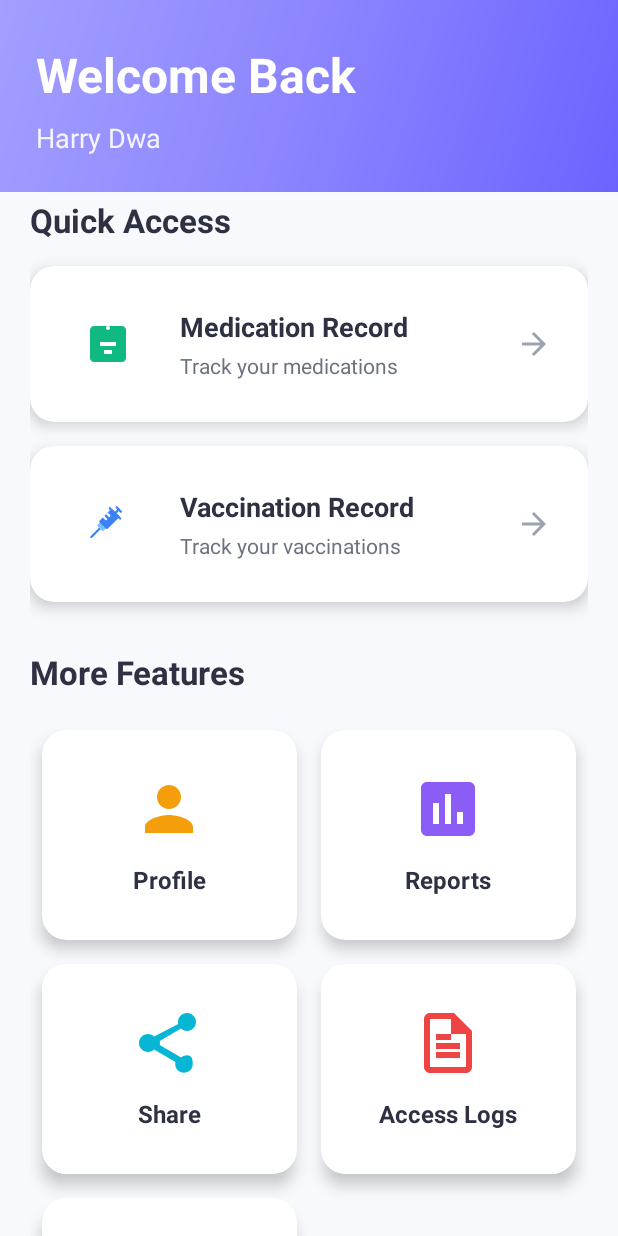
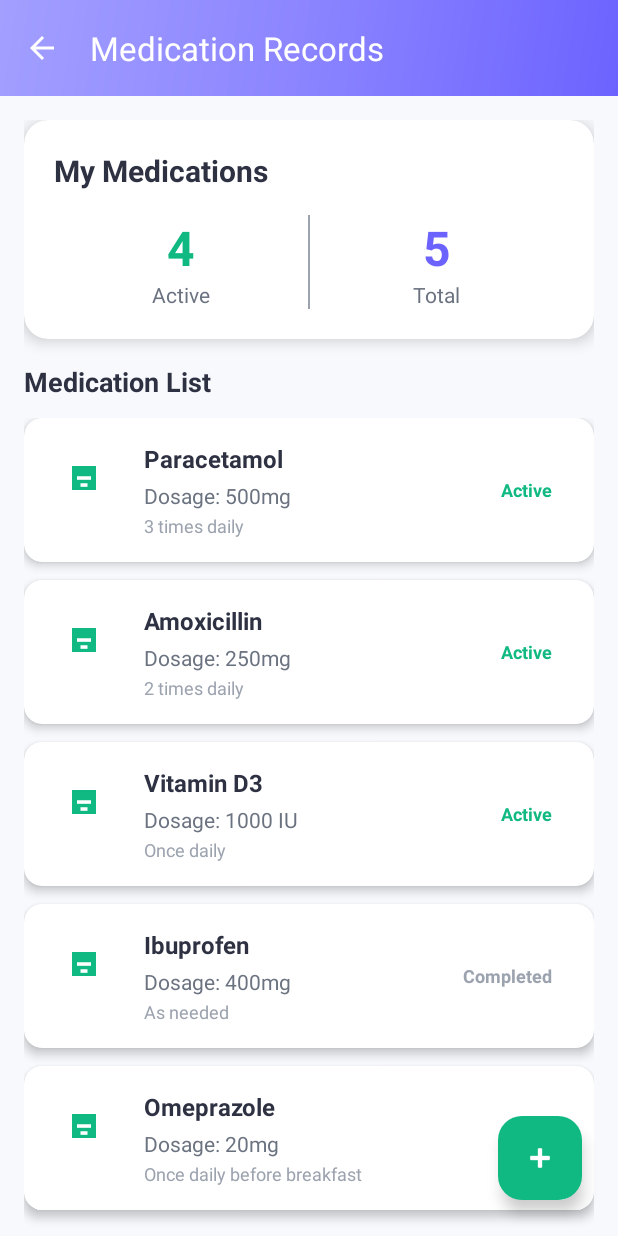
Before and after one commit to CC-LI-Jeffrey/Blockchain-based-Health-Wallet, an Android app: the screen it shows after launch (MainActivity before the commit, MedicationActivity after it), after a tap on "Medication Record", on a phone screen of 412 x 824 dp. Run offline under Robolectric (Android 15) with nearby library versions, the phone set to English and light mode, and no system bars.

Commit message:
Implement Medication Record Page with sample data

```diff
--- a/app/src/main/AndroidManifest.xml
+++ b/app/src/main/AndroidManifest.xml
@@ -21,6 +21,10 @@
                 <category android:name="android.intent.category.LAUNCHER" />
             </intent-filter>
         </activity>
+        <activity
+            android:name=".MedicationActivity"
+            android:exported="false"
+            android:parentActivityName=".MainActivity" />
     </application>
 
 </manifest>
--- a/app/src/main/java/com/fyp/blockchainhealthwallet/MainActivity.kt
+++ b/app/src/main/java/com/fyp/blockchainhealthwallet/MainActivity.kt
@@ -30,7 +30,7 @@ class MainActivity : AppCompatActivity() {
 
         // Setup click listeners for all cards
         findViewById<CardView>(R.id.cardMedication).setOnClickListener {
-            navigateToScreen("Medication Record")
+            startActivity(android.content.Intent(this, MedicationActivity::class.java))
         }
 
         findViewById<CardView>(R.id.cardVaccination).setOnClickListener {
--- /dev/null
+++ b/app/src/main/java/com/fyp/blockchainhealthwallet/Medication.kt
@@ -0,0 +1,8 @@
+package com.fyp.blockchainhealthwallet
+
+data class Medication(
+    val name: String,
+    val dosage: String,
+    val frequency: String,
+    val isActive: Boolean
+)
--- /dev/null
+++ b/app/src/main/java/com/fyp/blockchainhealthwallet/MedicationActivity.kt
@@ -0,0 +1,85 @@
+package com.fyp.blockchainhealthwallet
+
+import android.os.Bundle
+import android.view.View
+import android.widget.LinearLayout
+import android.widget.TextView
+import androidx.appcompat.app.AppCompatActivity
+import androidx.recyclerview.widget.LinearLayoutManager
+import androidx.recyclerview.widget.RecyclerView
+import com.google.android.material.appbar.MaterialToolbar
+import com.google.android.material.floatingactionbutton.FloatingActionButton
+
+class MedicationActivity : AppCompatActivity() {
+
+    private lateinit var recyclerView: RecyclerView
+    private lateinit var fabAdd: FloatingActionButton
+    private lateinit var toolbar: MaterialToolbar
+    private lateinit var emptyState: LinearLayout
+    private lateinit var tvActiveCount: TextView
+    private lateinit var tvTotalCount: TextView
+
+    // Sample data
+    private val sampleMedications = listOf(
+        Medication("Paracetamol", "500mg", "3 times daily", true),
+        Medication("Amoxicillin", "250mg", "2 times daily", true),
+        Medication("Vitamin D3", "1000 IU", "Once daily", true),
+        Medication("Ibuprofen", "400mg", "As needed", false),
+        Medication("Omeprazole", "20mg", "Once daily before breakfast", true)
+    )
+
+    override fun onCreate(savedInstanceState: Bundle?) {
+        super.onCreate(savedInstanceState)
+        setContentView(R.layout.activity_medication)
+
+        // Setup toolbar
+        toolbar = findViewById(R.id.toolbar)
+        setSupportActionBar(toolbar)
+        supportActionBar?.setDisplayHomeAsUpEnabled(true)
+        supportActionBar?.title = "Medication Records"
+
+        // Initialize views
+        emptyState = findViewById(R.id.emptyState)
+        tvActiveCount = findViewById(R.id.tvActiveCount)
+        tvTotalCount = findViewById(R.id.tvTotalCount)
+
+        setupRecyclerView()
+        setupFab()
+        updateCounts()
+    }
+
+    private fun setupRecyclerView() {
+        recyclerView = findViewById(R.id.recyclerViewMedication)
+        recyclerView.layoutManager = LinearLayoutManager(this)
+
+        // Set adapter with sample data
+        val adapter = MedicationAdapter(sampleMedications)
+        recyclerView.adapter = adapter
+
+        // Hide empty state if we have data
+        if (sampleMedications.isNotEmpty()) {
+            emptyState.visibility = View.GONE
+            recyclerView.visibility = View.VISIBLE
+        }
+    }
+
+    private fun updateCounts() {
+        val activeCount = sampleMedications.count { it.isActive }
+        val totalCount = sampleMedications.size
+
+        tvActiveCount.text = activeCount.toString()
+        tvTotalCount.text = totalCount.toString()
+    }
+
+    private fun setupFab() {
+        fabAdd = findViewById(R.id.fabAddMedication)
+        fabAdd.setOnClickListener {
+            // TODO: Open dialog or new activity to add medication
+        }
+    }
+
+    override fun onSupportNavigateUp(): Boolean {
+        onBackPressed()
+        return true
+    }
+}
--- /dev/null
+++ b/app/src/main/java/com/fyp/blockchainhealthwallet/MedicationAdapter.kt
@@ -0,0 +1,42 @@
+package com.fyp.blockchainhealthwallet
+
+import android.view.LayoutInflater
+import android.view.View
+import android.view.ViewGroup
+import android.widget.TextView
+import androidx.recyclerview.widget.RecyclerView
+
+class MedicationAdapter(private val medications: List<Medication>) :
+    RecyclerView.Adapter<MedicationAdapter.MedicationViewHolder>() {
+
+    class MedicationViewHolder(view: View) : RecyclerView.ViewHolder(view) {
+        val tvMedicationName: TextView = view.findViewById(R.id.tvMedicationName)
+        val tvDosage: TextView = view.findViewById(R.id.tvDosage)
+        val tvFrequency: TextView = view.findViewById(R.id.tvFrequency)
+        val tvStatus: TextView = view.findViewById(R.id.tvStatus)
+    }
+
+    override fun onCreateViewHolder(parent: ViewGroup, viewType: Int): MedicationViewHolder {
+        val view = LayoutInflater.from(parent.context)
+            .inflate(R.layout.item_medication, parent, false)
+        return MedicationViewHolder(view)
+    }
+
+    override fun onBindViewHolder(holder: MedicationViewHolder, position: Int) {
+        val medication = medications[position]
+        holder.tvMedicationName.text = medication.name
+        holder.tvDosage.text = "Dosage: ${medication.dosage}"
+        holder.tvFrequency.text = medication.frequency
+        holder.tvStatus.text = if (medication.isActive) "Active" else "Completed"
+
+        // Update status color
+        val context = holder.itemView.context
+        if (medication.isActive) {
+            holder.tvStatus.setTextColor(context.getColor(R.color.medication))
+        } else {
+            holder.tvStatus.setTextColor(context.getColor(R.color.text_hint))
+        }
+    }
+
+    override fun getItemCount() = medications.size
+}
--- /dev/null
+++ b/app/src/main/res/drawable/ic_home.xml
@@ -0,0 +1,9 @@
+<vector xmlns:android="http://schemas.android.com/apk/res/android"
+    android:width="24dp"
+    android:height="24dp"
+    android:viewportWidth="24"
+    android:viewportHeight="24">
+    <path
+        android:fillColor="@android:color/white"
+        android:pathData="M10,20v-6h4v6h5v-8h3L12,3 2,12h3v8z"/>
+</vector>
--- /dev/null
+++ b/app/src/main/res/layout/activity_medication.xml
@@ -0,0 +1,185 @@
+<?xml version="1.0" encoding="utf-8"?>
+<androidx.coordinatorlayout.widget.CoordinatorLayout xmlns:android="http://schemas.android.com/apk/res/android"
+    xmlns:app="http://schemas.android.com/apk/res-auto"
+    xmlns:tools="http://schemas.android.com/tools"
+    android:layout_width="match_parent"
+    android:layout_height="match_parent"
+    android:background="@color/background"
+    tools:context=".MedicationActivity">
+
+    <com.google.android.material.appbar.AppBarLayout
+        android:layout_width="match_parent"
+        android:layout_height="wrap_content"
+        android:theme="@style/ThemeOverlay.AppCompat.Dark.ActionBar">
+
+        <com.google.android.material.appbar.MaterialToolbar
+            android:id="@+id/toolbar"
+            android:layout_width="match_parent"
+            android:layout_height="?attr/actionBarSize"
+            android:background="@drawable/gradient_background"
+            android:elevation="4dp"
+            app:title="Medication Records"
+            app:titleTextColor="@color/white" />
+    </com.google.android.material.appbar.AppBarLayout>
+
+    <androidx.core.widget.NestedScrollView
+        android:layout_width="match_parent"
+        android:layout_height="match_parent"
+        app:layout_behavior="@string/appbar_scrolling_view_behavior">
+
+        <LinearLayout
+            android:layout_width="match_parent"
+            android:layout_height="wrap_content"
+            android:orientation="vertical"
+            android:padding="16dp">
+
+            <!-- Summary Card -->
+            <androidx.cardview.widget.CardView
+                android:layout_width="match_parent"
+                android:layout_height="wrap_content"
+                android:layout_marginBottom="16dp"
+                app:cardCornerRadius="16dp"
+                app:cardElevation="6dp">
+
+                <LinearLayout
+                    android:layout_width="match_parent"
+                    android:layout_height="wrap_content"
+                    android:orientation="vertical"
+                    android:padding="20dp">
+
+                    <TextView
+                        android:layout_width="wrap_content"
+                        android:layout_height="wrap_content"
+                        android:text="My Medications"
+                        android:textColor="@color/text_primary"
+                        android:textSize="20sp"
+                        android:textStyle="bold" />
+
+                    <LinearLayout
+                        android:layout_width="match_parent"
+                        android:layout_height="wrap_content"
+                        android:layout_marginTop="16dp"
+                        android:orientation="horizontal">
+
+                        <LinearLayout
+                            android:layout_width="0dp"
+                            android:layout_height="wrap_content"
+                            android:layout_weight="1"
+                            android:gravity="center"
+                            android:orientation="vertical">
+
+                            <TextView
+                                android:id="@+id/tvActiveCount"
+                                android:layout_width="wrap_content"
+                                android:layout_height="wrap_content"
+                                android:text="0"
+                                android:textColor="@color/medication"
+                                android:textSize="32sp"
+                                android:textStyle="bold" />
+
+                            <TextView
+                                android:layout_width="wrap_content"
+                                android:layout_height="wrap_content"
+                                android:text="Active"
+                                android:textColor="@color/text_secondary"
+                                android:textSize="14sp" />
+                        </LinearLayout>
+
+                        <View
+                            android:layout_width="1dp"
+                            android:layout_height="match_parent"
+                            android:background="@color/text_hint" />
+
+                        <LinearLayout
+                            android:layout_width="0dp"
+                            android:layout_height="wrap_content"
+                            android:layout_weight="1"
+                            android:gravity="center"
+                            android:orientation="vertical">
+
+                            <TextView
+                                android:id="@+id/tvTotalCount"
+                                android:layout_width="wrap_content"
+                                android:layout_height="wrap_content"
+                                android:text="0"
+                                android:textColor="@color/primary"
+                                android:textSize="32sp"
+                                android:textStyle="bold" />
+
+                            <TextView
+                                android:layout_width="wrap_content"
+                                android:layout_height="wrap_content"
+                                android:text="Total"
+                                android:textColor="@color/text_secondary"
+                                android:textSize="14sp" />
+                        </LinearLayout>
+                    </LinearLayout>
+                </LinearLayout>
+            </androidx.cardview.widget.CardView>
+
+            <!-- Medication List Section -->
+            <TextView
+                android:layout_width="wrap_content"
+                android:layout_height="wrap_content"
+                android:layout_marginBottom="12dp"
+                android:text="Medication List"
+                android:textColor="@color/text_primary"
+                android:textSize="18sp"
+                android:textStyle="bold" />
+
+            <!-- RecyclerView for Medication List -->
+            <androidx.recyclerview.widget.RecyclerView
+                android:id="@+id/recyclerViewMedication"
+                android:layout_width="match_parent"
+                android:layout_height="wrap_content"
+                tools:itemCount="3"
+                tools:listitem="@layout/item_medication" />
+
+            <!-- Empty State -->
+            <LinearLayout
+                android:id="@+id/emptyState"
+                android:layout_width="match_parent"
+                android:layout_height="wrap_content"
+                android:layout_marginTop="48dp"
+                android:gravity="center"
+                android:orientation="vertical"
+                android:visibility="visible">
+
+                <ImageView
+                    android:layout_width="120dp"
+                    android:layout_height="120dp"
+                    android:alpha="0.3"
+                    android:src="@drawable/ic_medication" />
+
+                <TextView
+                    android:layout_width="wrap_content"
+                    android:layout_height="wrap_content"
+                    android:layout_marginTop="16dp"
+                    android:text="No medications yet"
+                    android:textColor="@color/text_secondary"
+                    android:textSize="16sp" />
+
+                <TextView
+                    android:layout_width="wrap_content"
+                    android:layout_height="wrap_content"
+                    android:layout_marginTop="8dp"
+                    android:text="Tap + to add your first medication"
+                    android:textColor="@color/text_hint"
+                    android:textSize="14sp" />
+            </LinearLayout>
+        </LinearLayout>
+    </androidx.core.widget.NestedScrollView>
+
+    <!-- Floating Action Button -->
+    <com.google.android.material.floatingactionbutton.FloatingActionButton
+        android:id="@+id/fabAddMedication"
+        android:layout_width="wrap_content"
+        android:layout_height="wrap_content"
+        android:layout_gravity="bottom|end"
+        android:layout_margin="24dp"
+        android:contentDescription="Add Medication"
+        android:src="@android:drawable/ic_input_add"
+        app:tint="@color/white"
+        app:backgroundTint="@color/medication" />
+
+</androidx.coordinatorlayout.widget.CoordinatorLayout>
--- /dev/null
+++ b/app/src/main/res/layout/item_medication.xml
@@ -0,0 +1,81 @@
+<?xml version="1.0" encoding="utf-8"?>
+<androidx.cardview.widget.CardView xmlns:android="http://schemas.android.com/apk/res/android"
+    xmlns:app="http://schemas.android.com/apk/res-auto"
+    android:layout_width="match_parent"
+    android:layout_height="wrap_content"
+    android:layout_marginBottom="12dp"
+    app:cardCornerRadius="12dp"
+    app:cardElevation="4dp">
+
+    <LinearLayout
+        android:layout_width="match_parent"
+        android:layout_height="wrap_content"
+        android:orientation="horizontal"
+        android:padding="16dp">
+
+        <!-- Medication Icon -->
+        <FrameLayout
+            android:layout_width="48dp"
+            android:layout_height="48dp"
+            android:background="@drawable/card_background">
+
+            <ImageView
+                android:layout_width="28dp"
+                android:layout_height="28dp"
+                android:layout_gravity="center"
+                android:src="@drawable/ic_medication" />
+        </FrameLayout>
+
+        <!-- Medication Info -->
+        <LinearLayout
+            android:layout_width="0dp"
+            android:layout_height="wrap_content"
+            android:layout_marginStart="16dp"
+            android:layout_weight="1"
+            android:orientation="vertical">
+
+            <TextView
+                android:id="@+id/tvMedicationName"
+                android:layout_width="wrap_content"
+                android:layout_height="wrap_content"
+                android:text="Medication Name"
+                android:textColor="@color/text_primary"
+                android:textSize="16sp"
+                android:textStyle="bold" />
+
+            <TextView
+                android:id="@+id/tvDosage"
+                android:layout_width="wrap_content"
+                android:layout_height="wrap_content"
+                android:layout_marginTop="4dp"
+                android:text="Dosage: 500mg"
+                android:textColor="@color/text_secondary"
+                android:textSize="14sp" />
+
+            <TextView
+                android:id="@+id/tvFrequency"
+                android:layout_width="wrap_content"
+                android:layout_height="wrap_content"
+                android:layout_marginTop="2dp"
+                android:text="2 times daily"
+                android:textColor="@color/text_hint"
+                android:textSize="12sp" />
+        </LinearLayout>
+
+        <!-- Status Badge -->
+        <TextView
+            android:id="@+id/tvStatus"
+            android:layout_width="wrap_content"
+            android:layout_height="wrap_content"
+            android:layout_gravity="center_vertical"
+            android:background="@drawable/card_background"
+            android:paddingStart="12dp"
+            android:paddingTop="6dp"
+            android:paddingEnd="12dp"
+            android:paddingBottom="6dp"
+            android:text="Active"
+            android:textColor="@color/medication"
+            android:textSize="12sp"
+            android:textStyle="bold" />
+    </LinearLayout>
+</androidx.cardview.widget.CardView>
--- /dev/null
+++ b/app/src/main/res/menu/menu_medication.xml
@@ -0,0 +1,9 @@
+<?xml version="1.0" encoding="utf-8"?>
+<menu xmlns:android="http://schemas.android.com/apk/res/android"
+    xmlns:app="http://schemas.android.com/apk/res-auto">
+    <item
+        android:id="@+id/action_home"
+        android:icon="@drawable/ic_home"
+        android:title="Home"
+        app:showAsAction="always" />
+</menu>
```
